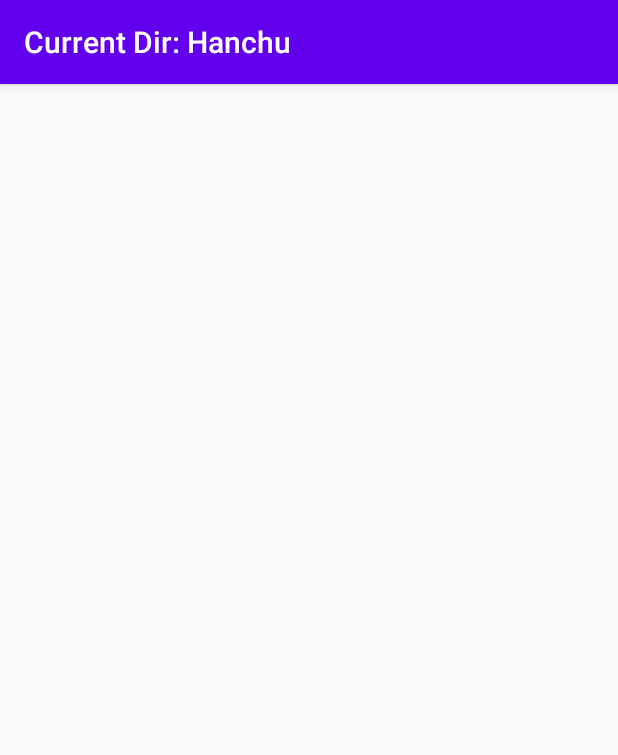
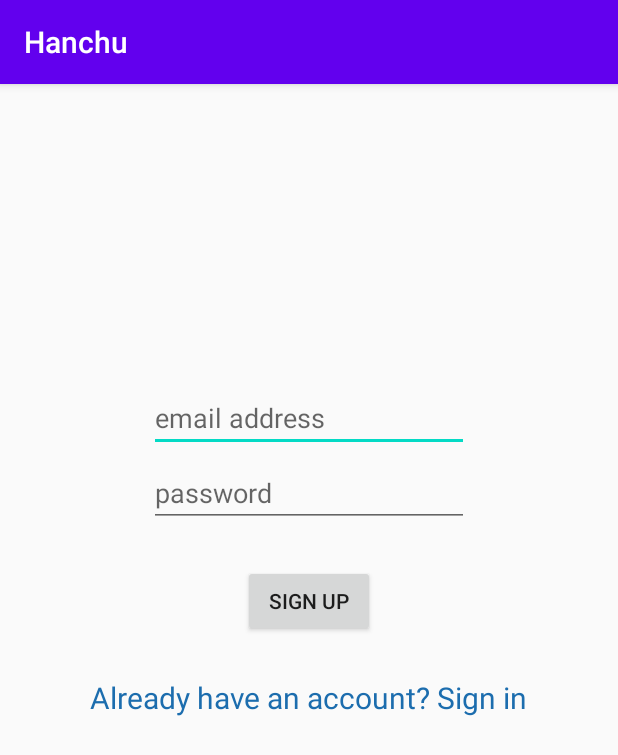
Before and after one commit to sanjuGoudru/Hanchu2, an Android app: the screen it shows after launch (MainActivity before the commit, SignUpActivity after it), on a phone screen of 412 x 824 dp. Shown: the top 755 px of the screen. Run offline under Robolectric (Android 15) with nearby library versions, the phone set to English and light mode, and no system bars; our stand-ins replace Firebase (no records; nobody signed in at launch, a user with empty details on screens opened directly).

Commit message:
Login Authentication using Firebase completed

```diff
--- /dev/null
+++ b/app/src/main/java/com/example/hanchu2/SignUpActivity.java
@@ -0,0 +1,104 @@
+package com.example.hanchu2;
+
+import androidx.annotation.NonNull;
+import androidx.appcompat.app.AppCompatActivity;
+
+import android.content.Intent;
+import android.os.Bundle;
+import android.view.View;
+import android.widget.Button;
+import android.widget.EditText;
+import android.widget.TextView;
+import android.widget.Toast;
+
+import com.google.android.gms.tasks.OnCompleteListener;
+import com.google.android.gms.tasks.Task;
+import com.google.firebase.auth.AuthResult;
+import com.google.firebase.auth.FirebaseAuth;
+import com.google.firebase.auth.FirebaseUser;
+
+public class SignUpActivity extends AppCompatActivity {
+    private EditText mEmail, mPassword;
+    private Button mSignUpButton;
+    private TextView mAlreadyUser;
+    private FirebaseAuth mFirebaseAuth;
+    private FirebaseAuth.AuthStateListener mAuthStateListener;
+    @Override
+    protected void onCreate(Bundle savedInstanceState) {
+        super.onCreate(savedInstanceState);
+        setContentView(R.layout.activity_signup);
+        setViewIds();
+        //Setting Firebase Authentication
+        setUpFireBase();
+        //Sign Up button On click listener
+        setUpSignUpButton();
+        setUpAlreadyUserTextView();
+    }
+
+    @Override
+    protected void onStart() {
+        super.onStart();
+        mFirebaseAuth.addAuthStateListener(mAuthStateListener);
+    }
+
+    private void setUpFireBase() {
+        mFirebaseAuth = FirebaseAuth.getInstance();
+
+        mAuthStateListener = new FirebaseAuth.AuthStateListener() {
+            @Override
+            public void onAuthStateChanged(@NonNull FirebaseAuth firebaseAuth) {
+                FirebaseUser user = mFirebaseAuth.getCurrentUser();
+                if(user !=null){
+                    Toast.makeText(SignUpActivity.this, "You are logged in!", Toast.LENGTH_SHORT).show();
+                    startActivity(new Intent(SignUpActivity.this, MainActivity.class));
+                }else{
+                    Toast.makeText(SignUpActivity.this, "Please Sign Up!", Toast.LENGTH_SHORT).show();
+                }
+            }
+        };
+    }
+    private void setUpAlreadyUserTextView() {
+        mAlreadyUser.setOnClickListener(new View.OnClickListener() {
+            @Override
+            public void onClick(View v) {
+                startActivity(new Intent(SignUpActivity.this, SignInActivity.class));
+            }
+        });
+    }
+
+    private void setUpSignUpButton() {
+        mSignUpButton.setOnClickListener(new View.OnClickListener() {
+            @Override
+            public void onClick(View v) {
+                String email = mEmail.getText().toString().trim();
+                String password = mPassword.getText().toString();
+                //Check if email and password are empty. If so then make a toast
+                if(email.isEmpty()){
+                    Toast.makeText(SignUpActivity.this, "Email is invalid",Toast.LENGTH_SHORT).show();
+                }else if(password.isEmpty()){
+                    Toast.makeText(SignUpActivity.this, "Password is invalid",Toast.LENGTH_SHORT).show();
+                }else{
+                    //Create user using Firebase
+                    mFirebaseAuth.createUserWithEmailAndPassword(email,password).addOnCompleteListener(SignUpActivity.this, new OnCompleteListener<AuthResult>() {
+                        @Override
+                        public void onComplete(@NonNull Task<AuthResult> task) {
+                            if(!task.isSuccessful()){
+                                Toast.makeText(SignUpActivity.this, "Authentication Unsuccessful", Toast.LENGTH_SHORT).show();
+                            }else{
+                                startActivity(new Intent(SignUpActivity.this, MainActivity.class));
+                            }
+                        }
+                    });
+                }
+
+            }
+        });
+    }
+
+    private void setViewIds(){
+        mEmail = findViewById(R.id.email_edit_text);
+        mPassword = findViewById(R.id.password_edit_text);
+        mSignUpButton = findViewById(R.id.sign_up_button);
+        mAlreadyUser = findViewById(R.id.already_sign_in);
+    }
+}
--- /dev/null
+++ b/app/src/main/res/layout/activity_signup.xml
@@ -0,0 +1,62 @@
+<?xml version="1.0" encoding="utf-8"?>
+<androidx.constraintlayout.widget.ConstraintLayout xmlns:android="http://schemas.android.com/apk/res/android"
+    xmlns:app="http://schemas.android.com/apk/res-auto"
+    xmlns:tools="http://schemas.android.com/tools"
+    android:layout_width="match_parent"
+    android:layout_height="match_parent"
+    tools:context=".SignUpActivity">
+
+    <EditText
+        android:id="@+id/email_edit_text"
+        android:layout_width="wrap_content"
+        android:layout_height="wrap_content"
+        android:layout_marginStart="200dp"
+        android:layout_marginTop="200dp"
+        android:layout_marginEnd="200dp"
+        android:ems="10"
+        android:hint="email address"
+        android:inputType="textEmailAddress"
+        app:layout_constraintEnd_toEndOf="parent"
+        app:layout_constraintStart_toStartOf="parent"
+        app:layout_constraintTop_toTopOf="parent" />
+
+    <EditText
+        android:id="@+id/password_edit_text"
+        android:layout_width="wrap_content"
+        android:layout_height="wrap_content"
+        android:layout_marginStart="200dp"
+        android:layout_marginTop="250dp"
+        android:layout_marginEnd="200dp"
+        android:ems="10"
+        android:hint="password"
+        android:inputType="textPassword"
+        app:layout_constraintEnd_toEndOf="parent"
+        app:layout_constraintStart_toStartOf="parent"
+        app:layout_constraintTop_toTopOf="parent" />
+
+    <TextView
+        android:id="@+id/already_sign_in"
+        android:layout_width="wrap_content"
+        android:layout_height="wrap_content"
+        android:layout_marginStart="200dp"
+        android:layout_marginTop="100dp"
+        android:layout_marginEnd="200dp"
+        android:textSize="20sp"
+        android:textColor="#FF1C6DAE"
+        android:text="Already have an account? Sign in"
+        app:layout_constraintEnd_toEndOf="parent"
+        app:layout_constraintStart_toStartOf="parent"
+        app:layout_constraintTop_toBottomOf="@+id/password_edit_text" />
+
+    <Button
+        android:id="@+id/sign_up_button"
+        android:layout_width="wrap_content"
+        android:layout_height="wrap_content"
+        android:layout_marginStart="200dp"
+        android:layout_marginTop="25dp"
+        android:layout_marginEnd="200dp"
+        android:text="Sign up"
+        app:layout_constraintEnd_toEndOf="parent"
+        app:layout_constraintStart_toStartOf="parent"
+        app:layout_constraintTop_toBottomOf="@+id/password_edit_text" />
+</androidx.constraintlayout.widget.ConstraintLayout>
--- /dev/null
+++ b/app/src/main/res/values/dimens.xml
@@ -0,0 +1,5 @@
+<resources>
+    <!-- Default screen margins, per the Android Design guidelines. -->
+    <dimen name="activity_horizontal_margin">16dp</dimen>
+    <dimen name="activity_vertical_margin">16dp</dimen>
+</resources>
--- a/build.gradle
+++ b/build.gradle
@@ -9,7 +9,7 @@ buildscript {
     }
     dependencies {
         classpath 'com.android.tools.build:gradle:3.6.1'
-
+        classpath 'com.google.gms:google-services:4.3.3'
 
         // NOTE: Do not place your application dependencies here; they belong
         // in the individual module build.gradle files
```
Also changed, not shown: app/build.gradle (+8 -2 lines), app/src/main/AndroidManifest.xml (+8 -4 lines), app/src/main/java/com/example/hanchu2/MainActivity.java (+27 -0 lines), app/src/main/java/com/example/hanchu2/RecyclerViewAdapter.java (+5 -4 lines), app/src/main/java/com/example/hanchu2/SignInActivity.java (added, +105 -0 lines), app/src/main/res/layout/activity_main.xml (+5 -5 lines), app/src/main/res/layout/activity_sign_in.xml (added, +61 -0 lines), app/src/main/res/layout/layout_listitem.xml (+25 -16 lines), app/src/main/res/menu/main_activity_menu.xml (added, +8 -0 lines), app/src/main/res/values/strings.xml (+10 -1 lines).
